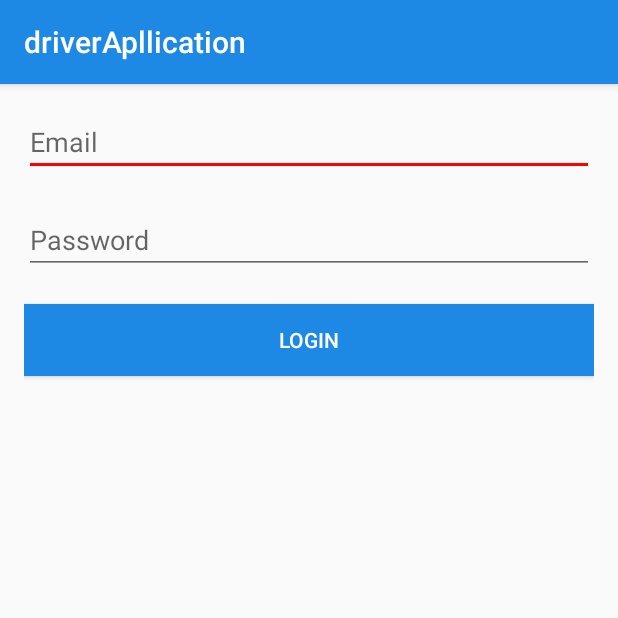
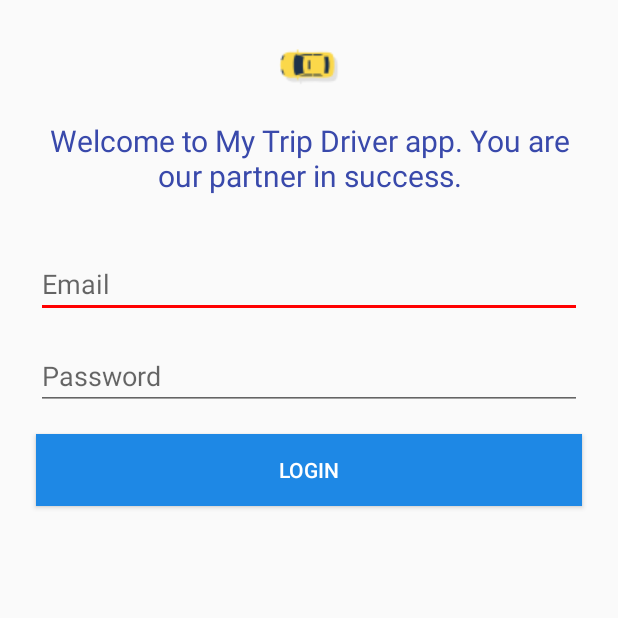
Before and after one commit to barmej/android-degree-c11-driver-application, an Android app: the screen it shows after launch (LoginActivity), on a phone screen of 412 x 824 dp, the top half of it. Run offline under Robolectric (Android 15) with nearby library versions, the phone set to English and light mode, and no system bars; our stand-ins replace Firebase (no records; nobody signed in at launch, a user with empty details on screens opened directly).

Commit message:
UI Updated

```diff
--- a/app/src/main/java/com/barmej/driverapllication/domain/TripManager.java
+++ b/app/src/main/java/com/barmej/driverapllication/domain/TripManager.java
@@ -1,7 +1,7 @@
 package com.barmej.driverapllication.domain;
 
 
-import android.support.annotation.NonNull;
+import androidx.annotation.NonNull;
 import android.text.TextUtils;
 import com.barmej.driverapllication.callback.CallBack;
 import com.barmej.driverapllication.callback.StatusCallback;
--- a/app/src/main/res/layout/activity_login.xml
+++ b/app/src/main/res/layout/activity_login.xml
@@ -1,42 +1,63 @@
 <?xml version="1.0" encoding="utf-8"?>
-<LinearLayout
-        xmlns:android="http://schemas.android.com/apk/res/android"
+<LinearLayout xmlns:android="http://schemas.android.com/apk/res/android"
+    xmlns:app="http://schemas.android.com/apk/res-auto"
     xmlns:tools="http://schemas.android.com/tools"
     android:layout_width="match_parent"
     android:layout_height="match_parent"
+    android:orientation="vertical"
     android:padding="16dp"
-        tools:context=".LoginActivity"
-        android:orientation="vertical"
->
+    tools:context=".LoginActivity">
+
+    <ImageView
+        android:id="@+id/imageView"
+        android:layout_width="match_parent"
+        android:layout_height="wrap_content"
+        app:srcCompat="@drawable/car"
+        android:padding="8dp"/>
+
+    <TextView
+        android:id="@+id/textView"
+        android:layout_width="match_parent"
+        android:layout_height="wrap_content"
+        android:gravity="center"
+        android:text="@string/welcome_msg"
+        android:textSize="20sp"
+        android:padding="8dp"
+        android:textColor="@color/colorPrimaryDark"
+        android:layout_marginBottom="20dp"/>
+
     <EditText
         android:id="@+id/edit_text_email"
         android:layout_width="match_parent"
         android:layout_height="wrap_content"
-            android:inputType="textEmailAddress"
+        android:layout_margin="8dp"
         android:hint="@string/email"
-            android:layout_marginBottom="20dp"/>
+        android:inputType="textEmailAddress" />
+
     <EditText
         android:id="@+id/edit_text_password"
         android:layout_width="match_parent"
         android:layout_height="wrap_content"
+        android:layout_margin="8dp"
+        android:hint="@string/password"
         android:inputType="textPassword"
-            android:textAlignment="viewStart"
-            android:hint="@string/password"
-            android:layout_marginBottom="20dp"/>
+        android:textAlignment="viewStart" />
+
     <ProgressBar
         android:id="@+id/progress_bar"
+        android:layout_width="40dp"
+        android:layout_height="40dp"
         android:layout_gravity="center"
-            android:layout_width="40dp"
         android:visibility="gone"
-            tools:visibility="visible"
-            android:layout_height="40dp"
-            android:layout_marginBottom="20dp"/>
+        tools:visibility="visible" />
 
-    <Button android:id="@+id/button_login"
-            android:text="@string/login"
+    <Button
+        android:id="@+id/button_login"
         android:layout_width="match_parent"
         android:layout_height="wrap_content"
-            android:textColor="@android:color/white"
-            android:background="@color/colorPrimary"/>
+        android:background="@color/colorPrimary"
+        android:text="@string/login"
+        android:layout_margin="8dp"
+        android:textColor="@android:color/white" />
 
 </LinearLayout>
--- a/app/src/main/res/values/strings.xml
+++ b/app/src/main/res/values/strings.xml
@@ -12,8 +12,9 @@
     <string name="arrived_destination">Arrived to destination</string>
     <string name="go_offline">Go Offline</string>
     <string name="available">Status: available</string>
-    <string name="going_pickup">Status : going to pickup</string>
-    <string name="going_destination">Status : going to destination</string>
+    <string name="going_pickup">Status: going to pickup</string>
+    <string name="going_destination">Status: going to destination</string>
     <string name="login">Login</string>
+    <string name="welcome_msg">Welcome to My Trip Driver app. You are our partner in success.</string>
 
 </resources>
--- a/app/src/main/res/values/styles.xml
+++ b/app/src/main/res/values/styles.xml
@@ -1,7 +1,7 @@
 <resources>
 
     <!-- Base application theme. -->
-    <style name="AppTheme" parent="Theme.AppCompat.Light.DarkActionBar">
+    <style name="AppTheme" parent="Theme.AppCompat.Light.NoActionBar">
         <!-- Customize your theme here. -->
         <item name="colorPrimary">@color/colorPrimary</item>
         <item name="colorPrimaryDark">@color/colorPrimaryDark</item>
```
Also changed, not shown: app/build.gradle (+7 -5 lines), app/src/main/java/com/barmej/driverapllication/HomeActivity.java (+5 -4 lines), app/src/main/java/com/barmej/driverapllication/LoginActivity.java (+25 -6 lines), app/src/main/java/com/barmej/driverapllication/fragment/MapsContainerFragment.java (+11 -6 lines), app/src/main/java/com/barmej/driverapllication/fragment/StatusInfoFragment.java (+4 -3 lines), app/src/main/res/layout/fragment_maps.xml (+22 -7 lines), app/src/main/res/layout/fragment_status_info.xml (+25 -15 lines), app/src/main/res/drawable/car.png (added), 1 other file. Lines whose indentation alone changed are shown as unchanged.
